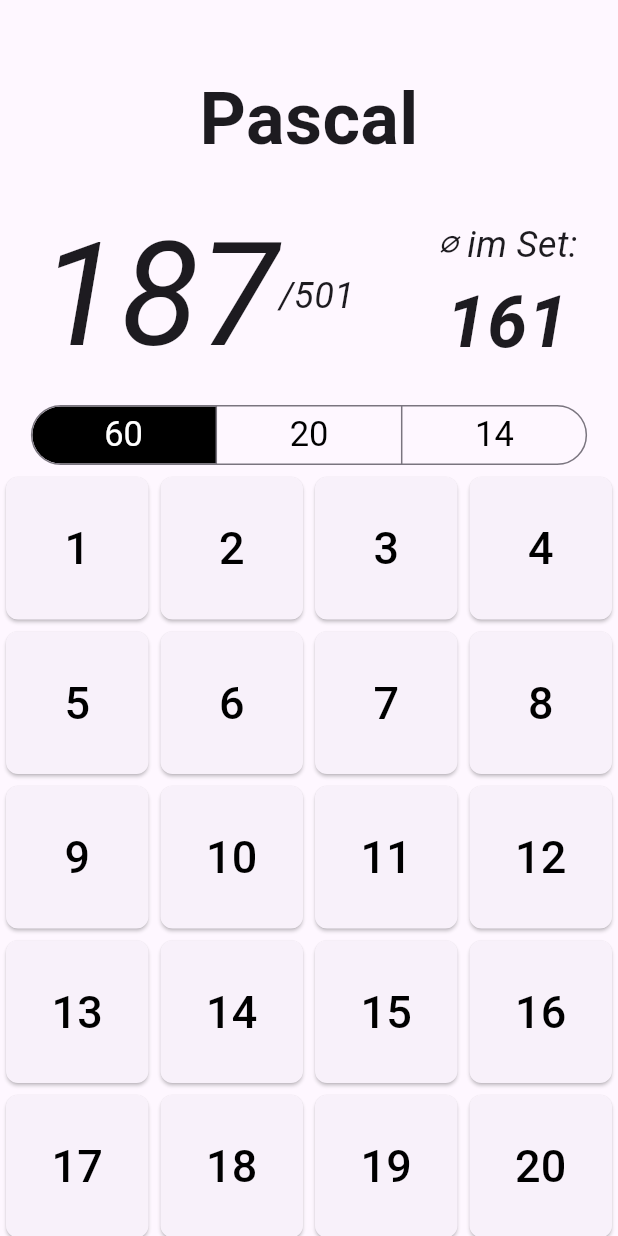
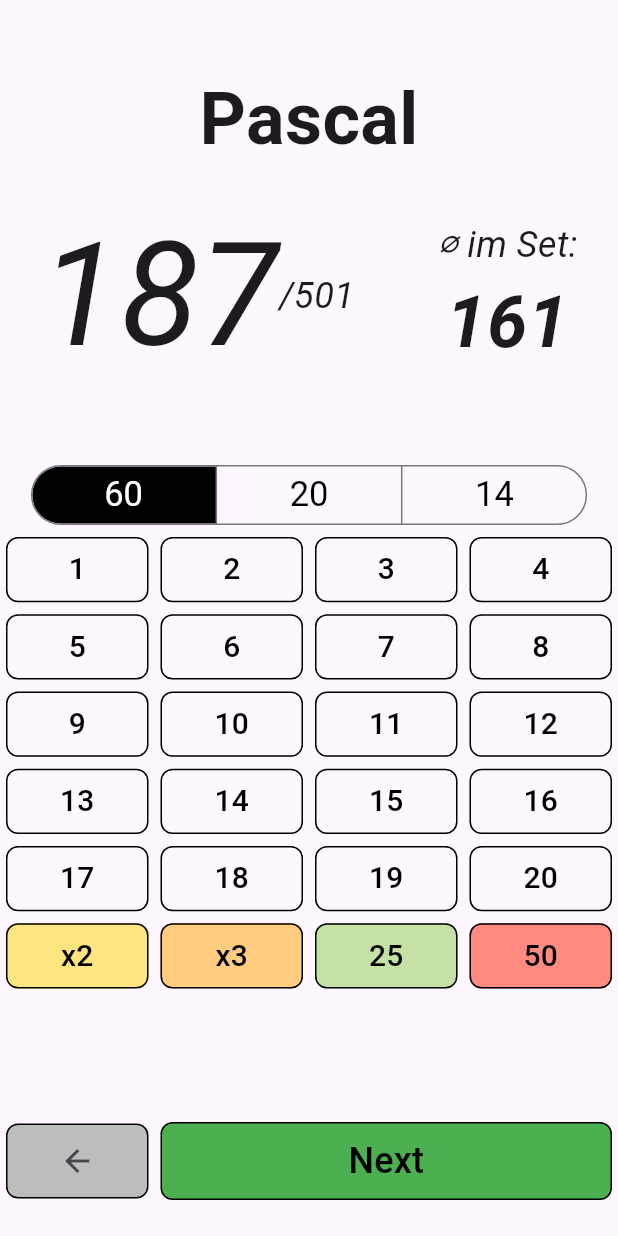
Before and after one commit to PassiSchoppi/DartPilot, a Flutter app: the GameScreen screen opened directly, on a phone screen of 412 x 824 dp. Run offline on Flutter 3.47's test engine with Material 3 defaults, Android fonts, the phone set to English and light mode, and no system bars.

Commit message:
point selector grid

```diff
--- a/lib/game.dart
+++ b/lib/game.dart
@@ -1,165 +1,71 @@
-import 'package:flutter/cupertino.dart';
+import 'package:dartpilot/game_active_stats.dart';
 import 'package:flutter/material.dart';
-import 'package:flutter/widgets.dart';
 
-enum Calendar { day, week, month, year }
+import 'game_point_selector.dart';
 
-class SingleChoice extends StatefulWidget {
-  const SingleChoice({super.key});
-
-  @override
-  State<SingleChoice> createState() => _SingleChoiceState();
-}
-
-class _SingleChoiceState extends State<SingleChoice> {
-  Calendar calendarView = Calendar.day;
-
-  @override
-  Widget build(BuildContext context) {
-    return SegmentedButton<Calendar>(
-      style: SegmentedButton.styleFrom(
-        backgroundColor: Colors.transparent,
-        foregroundColor: Colors.black,
-        selectedForegroundColor: Colors.white,
-        selectedBackgroundColor: Colors.black,
-
-        // visualDensity: VisualDensity(horizontal: 3, vertical: 1),
-        textStyle: TextStyle(
-          fontSize: 23,
-        )
+Widget generateNavigationRow() {
+  return Row(
+    children: [
+      Expanded(
+        flex: 1,
+        child: Container(
+          margin: EdgeInsets.all(4.0),
+          decoration: BoxDecoration(
+            border: Border.all(color: Colors.black),
+            borderRadius: BorderRadius.circular(8.0),
+            color: Colors.grey.shade400,
           ),
-      segments: const <ButtonSegment<Calendar>>[
-        ButtonSegment<Calendar>(
-            value: Calendar.day,
-            label: Text('60')),
-        ButtonSegment<Calendar>(
-            value: Calendar.week,
-            label: Text('20')),
-        ButtonSegment<Calendar>(
-            value: Calendar.month,
-            label: Text('14')),
-      ],
-      selected: <Calendar>{calendarView},
-      onSelectionChanged: (Set<Calendar> newSelection) {
-        setState(() {
-          calendarView = newSelection.first;
-        });
+          child: IconButton(
+            icon: Icon(Icons.arrow_back),
+            onPressed: () {
+              // Add your functionality here for the left button
             },
-      showSelectedIcon: false,
-    );
-  }
-}
-
-class NumberButton extends StatelessWidget {
-  final int number;
-
-  NumberButton(this.number);
-
-  @override
-  Widget build(BuildContext context) {
-    return Padding(
-      padding: const EdgeInsets.all(4.0),
-      child: ElevatedButton(
-        style: ElevatedButton.styleFrom(
-          foregroundColor: Colors.black, // Set button color to black
-          fixedSize: Size(20, 20), // Set button size
-          shape: RoundedRectangleBorder(
-            borderRadius: BorderRadius.circular(8.0), // Set button shape
           ),
         ),
+      ),
+      Expanded(
+        flex: 3,
+        child: Container(
+          margin: EdgeInsets.all(4.0),
+          decoration: BoxDecoration(
+            border: Border.all(color: Colors.black),
+            borderRadius: BorderRadius.circular(8.0),
+            color: Colors.green.shade500,
+          ),
+          child: TextButton(
             onPressed: () {
-          // Handle button press
-          print('Button $number pressed');
+              // Add your functionality here for the right button
             },
             child: Text(
-          '$number',
-          style: TextStyle(fontSize: 30.0),
+              "Next",
+              style: TextStyle(
+                  color: Colors.black,
+                  fontSize: 24,
               ),
             ),
+          ),
+        ),
+      ),
+    ],
   );
-  }
 }
 
 class GameScreen extends StatelessWidget {
-  List<int> numbers = List.generate(20, (index) => index + 1);
-
   @override
   Widget build(BuildContext context) {
     return Scaffold(
         body: Center(
             child: Column(
-          mainAxisAlignment: MainAxisAlignment.start,
               children: [
-            Padding(padding: EdgeInsets.only(top: 45, bottom: 15),
-              child: Text(
-                'Pascal', // Replace with the name of the user
-                style: TextStyle(
-                  fontSize: 48,
-                  fontWeight: FontWeight.bold,
-                ),
-              ),
-            ),
-
-            Row(
-              mainAxisAlignment: MainAxisAlignment.center,
-              children: [
-                Text(
-                  '187',
-                  style: TextStyle(
-                    fontSize: 96,
-                    fontStyle: FontStyle.italic
+                ActiveStats(),
+                const SizedBox(height: 40),
+                PointSelector(),
+                Spacer(),
+                generateNavigationRow(),
+                const SizedBox(height: 20),
+              ],
             )
           ),
-                Text(
-                  '/501',
-                  style: TextStyle(
-                    fontSize: 24,
-                    fontStyle: FontStyle.italic
-                  )
-                ),
-
-                Padding(padding: EdgeInsets.only(left: 55),
-                  child: Column(
-                    children: [
-                      Text(
-                          '⌀ im Set:',
-                          style: TextStyle(
-                              fontSize: 24,
-                              fontStyle: FontStyle.italic
-                          )
-                      ),
-                      Text(
-                        '161', // Replace with the name of the user
-                        style: TextStyle(
-                          fontSize: 48,
-                          fontWeight: FontWeight.bold,
-                          fontStyle: FontStyle.italic
-                        ),
-                      ),
-                    ],
-                  ),
-                ),
-              ]
-            ),
-
-            Container(
-              width: MediaQuery.of(context).size.width * 0.9,
-                child: SingleChoice(),
-            ),
-
-            SizedBox(
-              height: 700,
-              child: GridView.count(
-                crossAxisCount: 4, // Adjust the number of columns as needed
-                children: List.generate(numbers.length, (index) {
-                  return NumberButton(numbers[index]);
-                }),
-              ),
-            ),
-
-          ],
-        )
-      )
         );
   }
 }
--- /dev/null
+++ b/lib/game_active_stats.dart
@@ -0,0 +1,42 @@
+import 'package:flutter/widgets.dart';
+
+class ActiveStats extends StatelessWidget {
+  @override
+  Widget build(BuildContext context) {
+    return const Column(mainAxisAlignment: MainAxisAlignment.start, children: [
+      Padding(
+        padding: EdgeInsets.only(top: 45, bottom: 15),
+        child: Text(
+          'Pascal', // Replace with the name of the user
+          style: TextStyle(
+            fontSize: 48,
+            fontWeight: FontWeight.bold,
+          ),
+        ),
+      ),
+      Row(
+        mainAxisAlignment: MainAxisAlignment.center,
+        children: [
+          Text('187',
+              style: TextStyle(fontSize: 96, fontStyle: FontStyle.italic)),
+          Text('/501',
+              style: TextStyle(fontSize: 24, fontStyle: FontStyle.italic)),
+          Padding(
+            padding: EdgeInsets.only(left: 55),
+            child: Column(children: [
+              Text('⌀ im Set:',
+                  style: TextStyle(fontSize: 24, fontStyle: FontStyle.italic)),
+              Text(
+                '161', // Replace with the name of the user
+                style: TextStyle(
+                    fontSize: 48,
+                    fontWeight: FontWeight.bold,
+                    fontStyle: FontStyle.italic),
+              ),
+            ]),
+          ),
+        ],
+      )
+    ]);
+  }
+}
--- /dev/null
+++ b/lib/game_point_selector.dart
@@ -0,0 +1,122 @@
+import 'package:flutter/material.dart';
+import 'package:flutter/widgets.dart';
+
+enum DartThrow { A, B, C }
+
+class SingleChoice extends StatefulWidget {
+  const SingleChoice({super.key});
+
+  @override
+  State<SingleChoice> createState() => _SingleChoiceState();
+}
+
+class _SingleChoiceState extends State<SingleChoice> {
+  DartThrow calendarView = DartThrow.A;
+
+  @override
+  Widget build(BuildContext context) {
+    return SegmentedButton<DartThrow>(
+      style: SegmentedButton.styleFrom(
+          backgroundColor: Colors.transparent,
+          foregroundColor: Colors.black,
+          selectedForegroundColor: Colors.white,
+          selectedBackgroundColor: Colors.black,
+
+          // visualDensity: VisualDensity(horizontal: 3, vertical: 1),
+          textStyle: TextStyle(
+            fontSize: 23,
+          )),
+      segments: const <ButtonSegment<DartThrow>>[
+        ButtonSegment<DartThrow>(value: DartThrow.A, label: Text('60')),
+        ButtonSegment<DartThrow>(value: DartThrow.B, label: Text('20')),
+        ButtonSegment<DartThrow>(value: DartThrow.C, label: Text('14')),
+      ],
+      selected: <DartThrow>{calendarView},
+      onSelectionChanged: (Set<DartThrow> newSelection) {
+        setState(() {
+          calendarView = newSelection.first;
+        });
+      },
+      showSelectedIcon: false,
+    );
+  }
+}
+
+class NumberButton extends StatelessWidget {
+  final int number;
+  final Color? backgrounC;
+  final String? text;
+
+  static const Color defaultBackgroundColor = Colors.transparent;
+
+  NumberButton(this.number, {this.backgrounC, this.text});
+
+  @override
+  Widget build(BuildContext context) {
+    final Color finalBackgroundColor = backgrounC ?? defaultBackgroundColor;
+    return Padding(
+      padding: const EdgeInsets.all(4.0),
+      child: OutlinedButton(
+        style: OutlinedButton.styleFrom(
+          padding:
+              const EdgeInsets.symmetric(horizontal: 20), // Set button padding
+          backgroundColor: finalBackgroundColor, // Set white background
+          shadowColor: Colors.transparent,
+          foregroundColor: Colors.black, // Set black foreground color
+          side: BorderSide(color: Colors.black), // Set black border color
+          shape: RoundedRectangleBorder(
+            borderRadius:
+                BorderRadius.circular(8.0), // Set corner radius to 8px
+          ),
+        ),
+        onPressed: () {
+          // Handle button press
+          print('Button $number pressed');
+        },
+        child: Text(
+          text ?? '$number',
+          style: TextStyle(fontSize: 20.0), // Reduce font size
+        ),
+      ),
+    );
+  }
+}
+
+class PointSelector extends StatelessWidget {
+  List<int> numbers = List.generate(20, (index) => index + 1);
+
+  @override
+  Widget build(BuildContext context) {
+    return Column(
+      children: [
+        Container(
+          width: MediaQuery.of(context).size.width * 0.9,
+          child: const SingleChoice(),
+        ),
+        SingleChildScrollView(
+          child: GridView.count(
+            shrinkWrap: true,
+            crossAxisCount: 4, // Adjust the number of columns as needed
+            childAspectRatio: 2,
+            children: List.generate(numbers.length, (index) {
+              return NumberButton(numbers[index]);
+            }),
+          ),
+        ),
+        SingleChildScrollView(
+          child: GridView.count(
+            shrinkWrap: true,
+            crossAxisCount: 4, // Adjust the number of columns as needed
+            childAspectRatio: 2,
+            children: [
+              NumberButton(-2, text: 'x2', backgrounC: Colors.amberAccent.shade100),
+              NumberButton(-3, text: 'x3', backgrounC: Colors.orange.shade200),
+              NumberButton(25, backgrounC: Colors.lightGreen.shade200),
+              NumberButton(50, backgrounC: Colors.redAccent.shade100),
+            ],
+          ),
+        )
+      ],
+    );
+  }
+}
```
Also changed, not shown: 1 other file. Lines whose indentation alone changed are shown as unchanged.
